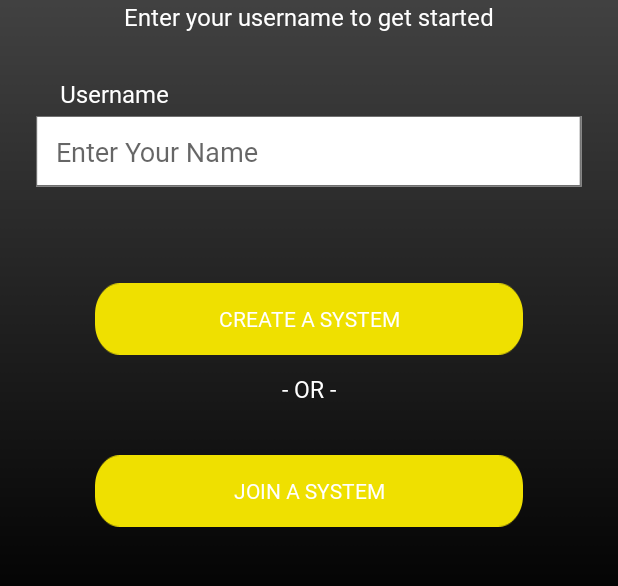
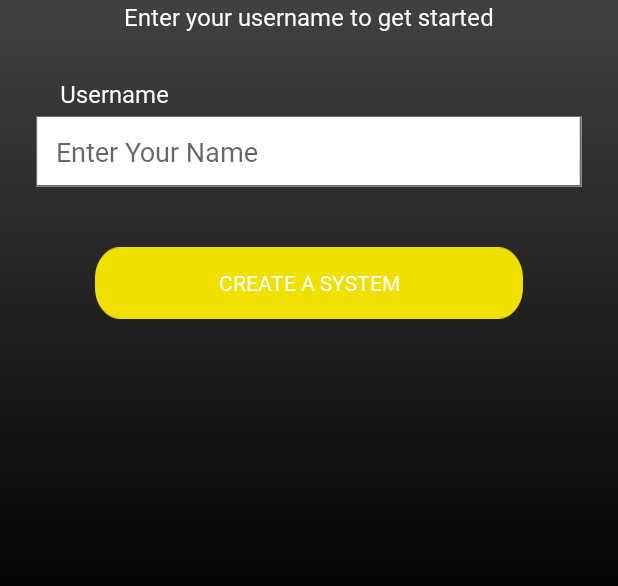
Before and after one commit to Bast-Security/Android-App, an Android app: the screen it shows after launch (HomeScreen), on a phone screen of 412 x 824 dp, the part 604-1190 px from its top. Run offline under Robolectric (Android 15) with nearby library versions, the phone set to English and light mode, and no system bars.

Commit message:
commented out other button

```diff
--- a/app/src/main/res/layout/activity_sign_up.xml
+++ b/app/src/main/res/layout/activity_sign_up.xml
@@ -8,19 +8,18 @@
     android:background="@drawable/signup"
     tools:context=".HomeScreen">
 
-    <TextView
+    <!-- <TextView
         android:id="@+id/textView4"
         android:layout_width="wrap_content"
         android:layout_height="wrap_content"
-        android:layout_marginTop="328dp"
+        android:layout_marginTop="308dp"
         android:fontFamily="@font/regular"
+        android:text="\- OR \-"
         android:textColor="@color/white"
-        android:text="\- OR \-"
         android:textSize="15dp"
         app:layout_constraintEnd_toEndOf="parent"
-        app:layout_constraintHorizontal_bias="0.5"
         app:layout_constraintStart_toStartOf="parent"
-        app:layout_constraintTop_toBottomOf="@+id/imageView" />
+        app:layout_constraintTop_toBottomOf="@+id/imageView" /> -->
 
     <EditText
         android:id="@+id/username"
@@ -97,7 +96,7 @@
         android:id="@+id/button"
         android:layout_width="wrap_content"
         android:layout_height="wrap_content"
-        android:layout_marginTop="64dp"
+        android:layout_marginTop="40dp"
         android:background="@drawable/smallbutton"
         android:fontFamily="@font/segoesemibold"
         android:text="Create a System"
@@ -106,19 +105,19 @@
         app:layout_constraintStart_toStartOf="parent"
         app:layout_constraintTop_toBottomOf="@+id/username" />
 
-    <Button
+    <!-- <Button
         android:id="@+id/button2"
         android:layout_width="wrap_content"
         android:layout_height="wrap_content"
+        android:background="@drawable/smallbutton"
+        android:fontFamily="@font/segoesemibold"
         android:text="Join a System"
-        android:fontFamily="@font/segoesemibold"
-        android:background="@drawable/smallbutton"
         android:textColor="@color/white"
         app:layout_constraintBottom_toBottomOf="parent"
         app:layout_constraintEnd_toEndOf="parent"
         app:layout_constraintHorizontal_bias="0.498"
         app:layout_constraintStart_toStartOf="parent"
         app:layout_constraintTop_toBottomOf="@+id/textView4"
-        app:layout_constraintVertical_bias="0.32" />
+        app:layout_constraintVertical_bias="0.32" /> -->
 
 </androidx.constraintlayout.widget.ConstraintLayout>
```
